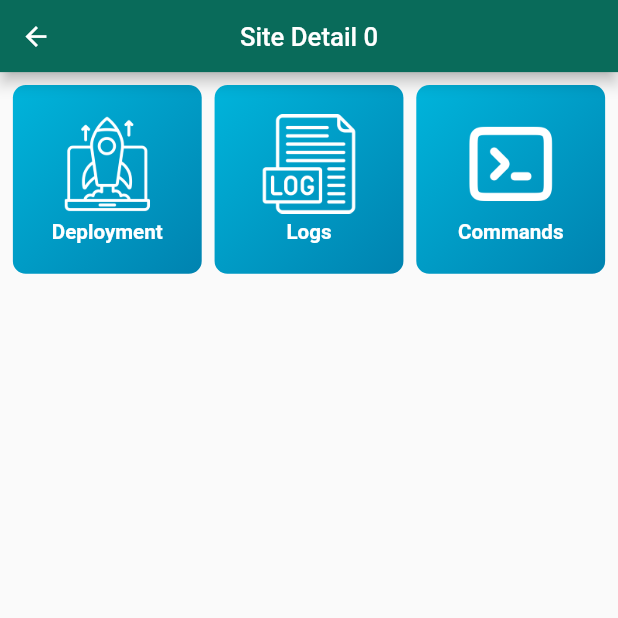
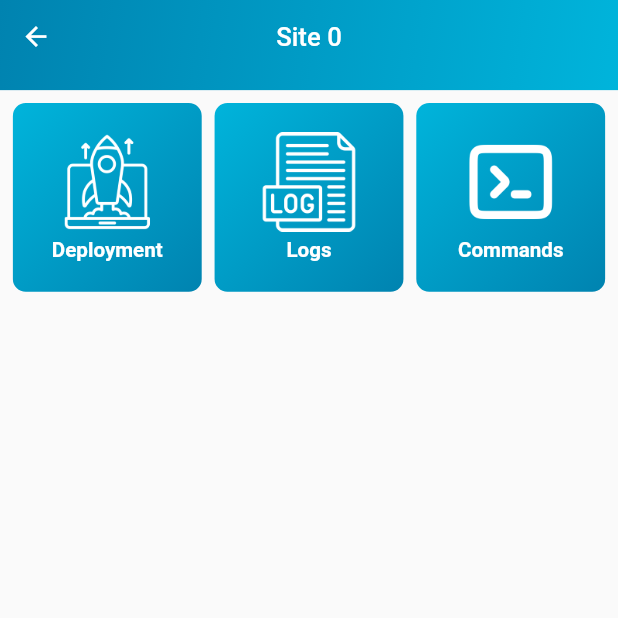
Before and after one commit to arashsheyda/laravel-forge-app, a Flutter app: the SiteDetailScreen screen opened directly with empty values, on a phone screen of 412 x 824 dp, the top half of it. Run offline on Flutter 3.47's test engine with Material 2 defaults, Android fonts, the light colour scheme and no system bars; our stand-ins replace dio, flutter_bloc, flutter_dotenv, flutter_highlight, flutter_svg, freezed_annotation and 4 more; missing offline and left inert: on_screen_ruler; generated files the repository leaves out were written again.

Commit message:
fix: custom appbar

```diff
--- a/lib/modules/admin/server/modules/site/screens/site_detail_screen.dart
+++ b/lib/modules/admin/server/modules/site/screens/site_detail_screen.dart
@@ -1,4 +1,5 @@
 import 'package:flutter/material.dart';
+import 'package:forge/core/shared/appbar.dart';
 import 'package:forge/modules/admin/server/modules/site/router/site_arguments.dart';
 
 class SiteDetailScreen extends StatelessWidget {
@@ -8,8 +9,9 @@ class SiteDetailScreen extends StatelessWidget {
   @override
   Widget build(BuildContext context) {
     return Scaffold(
-      appBar: AppBar(
-        title: Text('Site Detail ${arguments.siteId}'),
+      appBar: AppBarWidget(
+        title: 'Site ${arguments.siteId}',
+        color: const [Color(0xFF0083B0), Color(0xFF00B4DB)],
       ),
       body: GridView(
         padding: const EdgeInsets.all(10),
```
